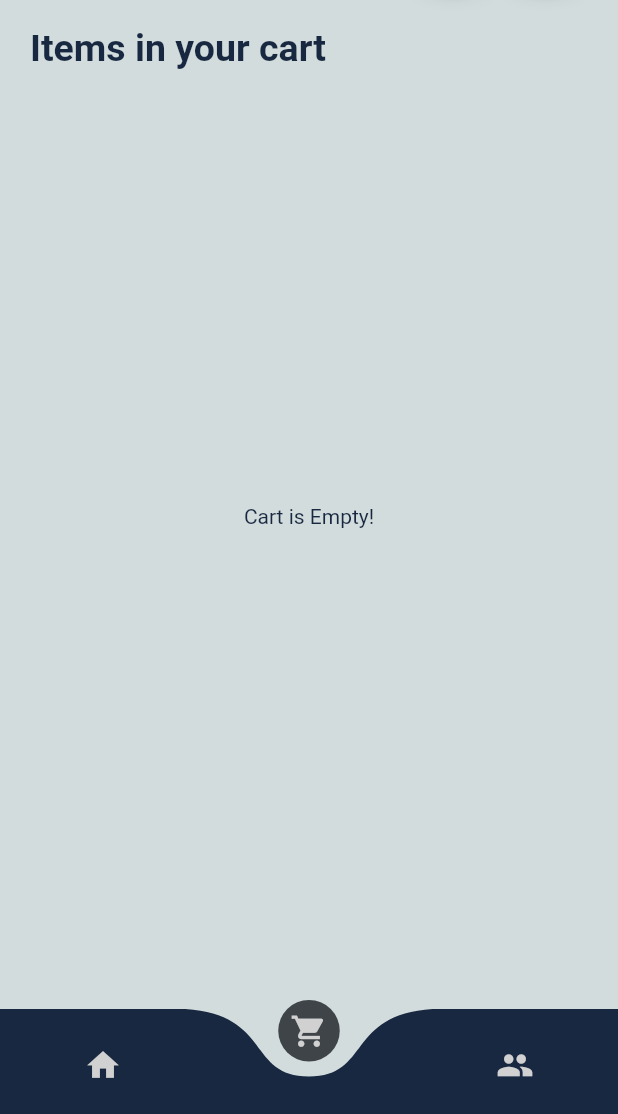
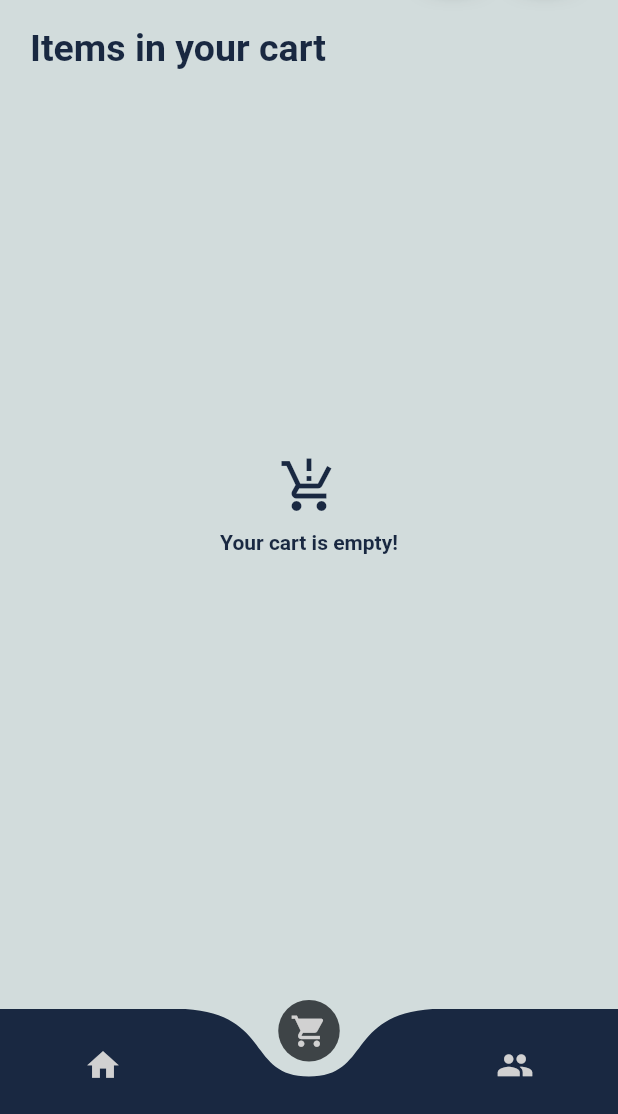
Before and after one commit to shivam27k/grocer_e, a Flutter app: the screen it shows once a user with an empty profile is signed in, item 2 of the bottom bar chosen, on a phone screen of 412 x 824 dp, the part 122-1236 px from its top. Run offline on Flutter 3.47's test engine with Material 2 defaults, Android fonts, the phone set to English and light mode, and no system bars; drawn by our look-alikes of curved_navigation_bar; our stand-ins replace animated_splash_screen, carousel_slider, cloud_firestore, firebase_auth, firebase_core, firebase_storage and 6 more; missing offline and left inert: email_otp; accounts and stored records are empty; Roboto replaces fonts that are missing (montserrat-regular).

Commit message:
cart screen issue fixed

```diff
--- a/grocer_e/lib/consts/firebase_consts.dart
+++ b/grocer_e/lib/consts/firebase_consts.dart
@@ -11,3 +11,4 @@ const usersCollection = 'users';
 
 const productsCollection = 'products';
 const cartCollection = 'cart';
+const shopsCollectionRetail = 'shops';
--- a/grocer_e/lib/services/firestore_services.dart
+++ b/grocer_e/lib/services/firestore_services.dart
@@ -23,7 +23,14 @@ class FireStoreServices {
         .snapshots();
   }
 
-  static deleteDocument(docId){
+  static deleteDocument(docId) {
     return firestore.collection(cartCollection).doc(docId).delete();
   }
+
+  static getShops(category) {
+    return firestore
+        .collection(shopsCollectionRetail)
+        .where('s_category', isEqualTo: category)
+        .snapshots();
+  }
 }
--- a/grocer_e/lib/views/cart_screen/cart_screen.dart
+++ b/grocer_e/lib/views/cart_screen/cart_screen.dart
@@ -45,7 +45,7 @@ class _CartScreenState extends State<CartScreen> {
               Container(
                 height: MediaQuery.of(context).size.height,
                 padding:
-                    const EdgeInsets.only(bottom: 255, left: 20, right: 20),
+                    const EdgeInsets.only(bottom: 270, left: 20, right: 20),
                 child: StreamBuilder(
                   stream: FireStoreServices.getCart(currentUser!.uid),
                   builder: (BuildContext context,
@@ -55,8 +55,21 @@ class _CartScreenState extends State<CartScreen> {
                         child: loadingIndicator(),
                       );
                     } else if (snapshot.data!.docs.isEmpty) {
-                      return Center(
-                        child: "Cart is Empty!".text.color(blueColor).make(),
+                      return Column(
+                        mainAxisAlignment: MainAxisAlignment.center,
+                        children: [
+                          const Icon(
+                            Icons.production_quantity_limits,
+                            size: 40,
+                            color: blueColor,
+                          ),
+                          10.heightBox,
+                          "Your cart is empty!"
+                              .text
+                              .fontWeight(FontWeight.bold)
+                              .color(blueColor)
+                              .make(),
+                        ],
                       );
                     } else {
                       var data = snapshot.data!.docs;
--- a/grocer_e/lib/views/home_screen/tabs/retail_tab/shops/shops_products.dart
+++ b/grocer_e/lib/views/home_screen/tabs/retail_tab/shops/shops_products.dart
@@ -96,7 +96,7 @@ class Shops extends StatelessWidget {
                     ).onTap(() {
                       Navigator.pop(context);
                     }),
-                    (context.screenWidth * 0.45).widthBox,
+                    (context.screenWidth * 0.40).widthBox,
                     Container(
                       height: 41,
                       padding: const EdgeInsets.only(left: 15, right: 15),
@@ -141,7 +141,7 @@ class Shops extends StatelessWidget {
                         border: Border.all(width: 2),
                         borderRadius: BorderRadius.circular(4),
                       ),
-                      child: Image.asset(
+                      child: Image.network(
                         image!,
                         fit: BoxFit.cover,
                       ),
--- a/grocer_e/pubspec.yaml
+++ b/grocer_e/pubspec.yaml
@@ -52,6 +52,7 @@ dependencies:
     image_picker: ^0.8.7+2
     path_provider: ^2.0.14
     path: ^1.8.2
+    shared_preferences: ^2.1.0
 
 
 
```
Also changed, not shown: grocer_e/lib/controllers/shop_controller.dart (added, +39 -0 lines), grocer_e/lib/views/home_screen/tabs/retail_tab/retail_tab.dart (+147 -86 lines), grocer_e/pubspec.lock, 1 other file.
